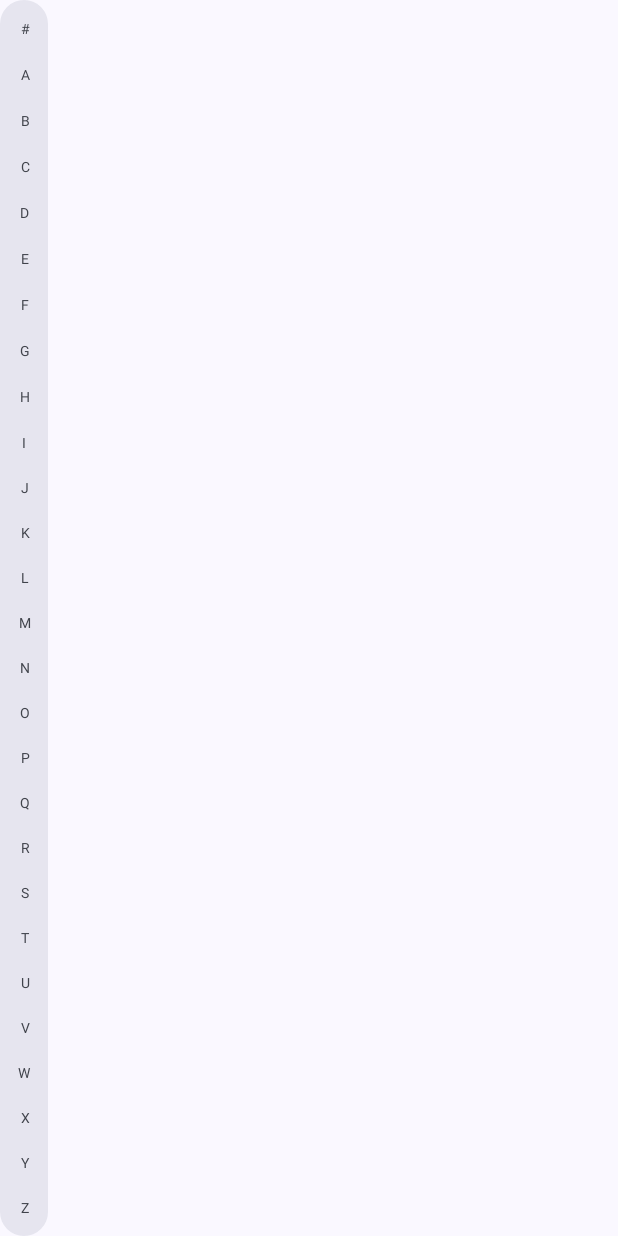
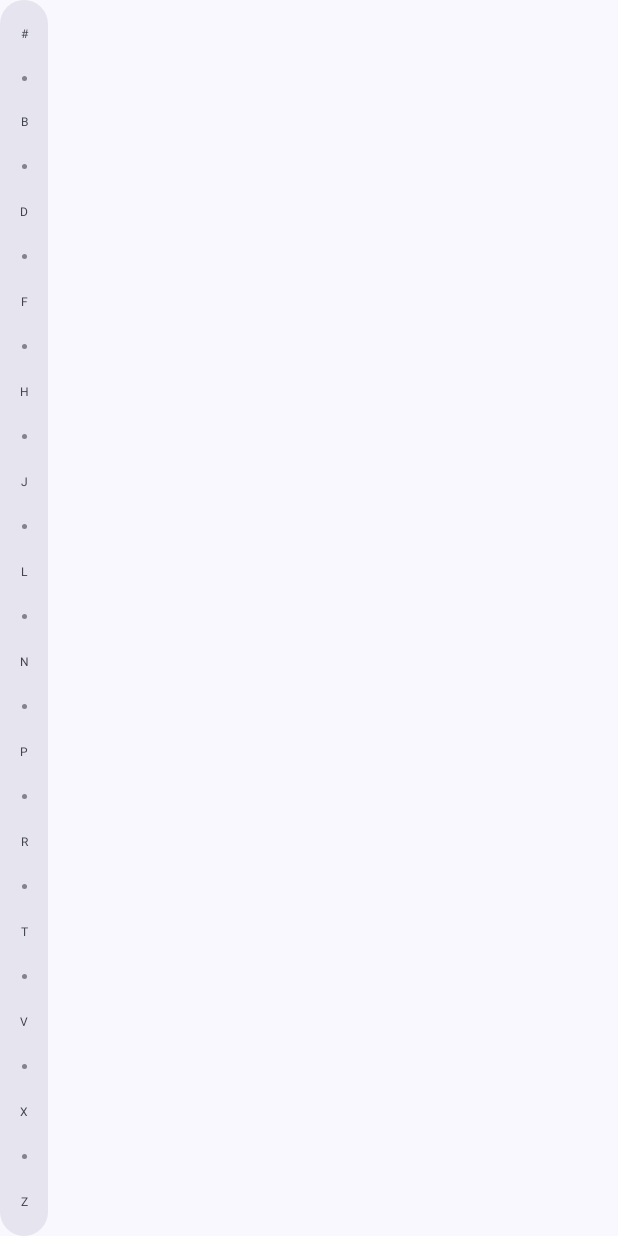
Before and after one commit to samwelnella/romm-android, an Android app built with Jetpack Compose: the composable AlphabetScrubber shown on its own in the app's theme, on a phone screen of 412 x 824 dp. Run offline under Robolectric (Android 15) with nearby library versions, the phone set to English and light mode, and no system bars.

Commit message:
Further fixes to ensure letters in the scrub bar are never cut off

```diff
--- a/app/src/main/java/com/romm/android/ui/components/AlphabetScrubber.kt
+++ b/app/src/main/java/com/romm/android/ui/components/AlphabetScrubber.kt
@@ -49,22 +49,23 @@ fun AlphabetScrubber(
     var touchY by remember { mutableStateOf(0f) }
     val density = LocalDensity.current
 
-    // Calculate display pattern based on screen height
+    // Calculate display pattern based on screen height with more conservative approach
     val displayPattern = remember(componentSize) {
         val availableHeight = componentSize.height
         if (availableHeight == 0) return@remember DisplayPattern(1, allLetters, emptySet())
 
-        // Be more aggressive - calculate space needed per item with more padding
-        // Account for font size, padding, and visual breathing room + dots
-        val minItemHeight = with(density) { 20.dp.toPx() }
-        val maxItemsToShow = (availableHeight / minItemHeight).toInt().coerceAtLeast(8)
+        // Much more conservative calculation to ensure letters are never cut off
+        // Account for font size, padding, touch target, and extra breathing room
+        val minItemHeight = with(density) { 28.dp.toPx() } // Increased significantly
+        val maxItemsToShow = (availableHeight / minItemHeight).toInt().coerceAtLeast(6)
 
         when {
-            maxItemsToShow >= 27 -> DisplayPattern(1, allLetters, emptySet()) // Show all
-            maxItemsToShow >= 18 -> DisplayPattern(2, allLetters, emptySet()) // Show every other
-            maxItemsToShow >= 13 -> DisplayPattern(3, allLetters, emptySet()) // Show every 3rd
-            maxItemsToShow >= 10 -> DisplayPattern(4, allLetters, emptySet()) // Show every 4th
-            else -> DisplayPattern(5, allLetters, emptySet()) // Show every 5th
+            maxItemsToShow >= 30 -> DisplayPattern(1, allLetters, emptySet()) // Show all - very tall screens
+            maxItemsToShow >= 22 -> DisplayPattern(2, allLetters, emptySet()) // Show every other
+            maxItemsToShow >= 15 -> DisplayPattern(3, allLetters, emptySet()) // Show every 3rd
+            maxItemsToShow >= 12 -> DisplayPattern(4, allLetters, emptySet()) // Show every 4th
+            maxItemsToShow >= 9 -> DisplayPattern(5, allLetters, emptySet()) // Show every 5th
+            else -> DisplayPattern(6, allLetters, emptySet()) // Show every 6th - very small screens
         }
     }
 
@@ -127,7 +128,7 @@ fun AlphabetScrubber(
             Column(
                 modifier = Modifier
                     .fillMaxHeight()
-                    .padding(vertical = 4.dp),
+                    .padding(vertical = 8.dp, horizontal = 2.dp), // Increased padding for breathing room
                 horizontalAlignment = Alignment.CenterHorizontally
             ) {
                 displayItems.forEach { item ->
@@ -140,9 +141,10 @@ fun AlphabetScrubber(
                         when (item) {
                             is DisplayItem.Letter -> {
                                 val fontSize = when {
+                                    displayItems.size <= 10 -> 12.sp  // Fewer items = larger text
                                     displayItems.size <= 15 -> 11.sp
-                                    displayItems.size <= 25 -> 10.sp
-                                    else -> 9.sp
+                                    displayItems.size <= 20 -> 10.sp
+                                    else -> 8.sp // Never go below 8sp for readability
                                 }
 
                                 Text(
@@ -154,7 +156,9 @@ fun AlphabetScrubber(
                                     } else {
                                         MaterialTheme.colorScheme.onSurfaceVariant
                                     },
-                                    textAlign = TextAlign.Center
+                                    textAlign = TextAlign.Center,
+                                    maxLines = 1, // Ensure single line
+                                    softWrap = false // Prevent text wrapping
                                 )
                             }
                             is DisplayItem.Dot -> {
```
Also changed, not shown: app/src/main/java/com/romm/android/MainActivity.kt (+3 -14 lines).
